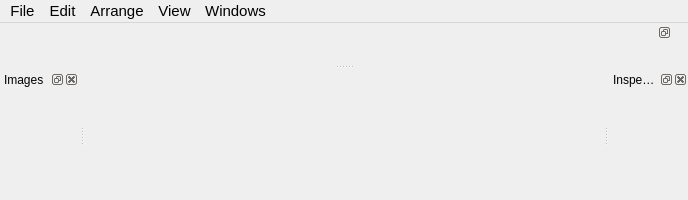
Qt form tools/ve2/UI/MainWindow.ui (TrickPlay/Trickplay) before a commit.
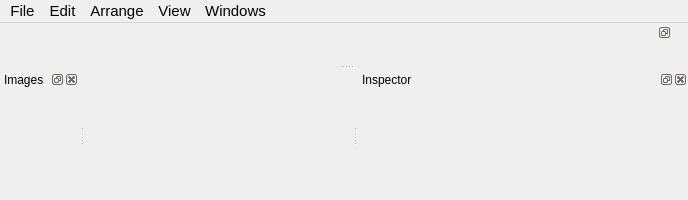
The same form after that commit.

Commit message: [ve2] fixed : Focus-change setting thing in inspector does not fit in the window (bugzid :3750)

Diff of the .ui file:
```diff
--- a/tools/ve2/UI/MainWindow.ui
+++ b/tools/ve2/UI/MainWindow.ui
@@ -193,7 +193,7 @@
    </property>
    <property name="minimumSize">
     <size>
-     <width>79</width>
+     <width>330</width>
      <height>41</height>
     </size>
    </property>
```
The commit also changes 1 other file.
